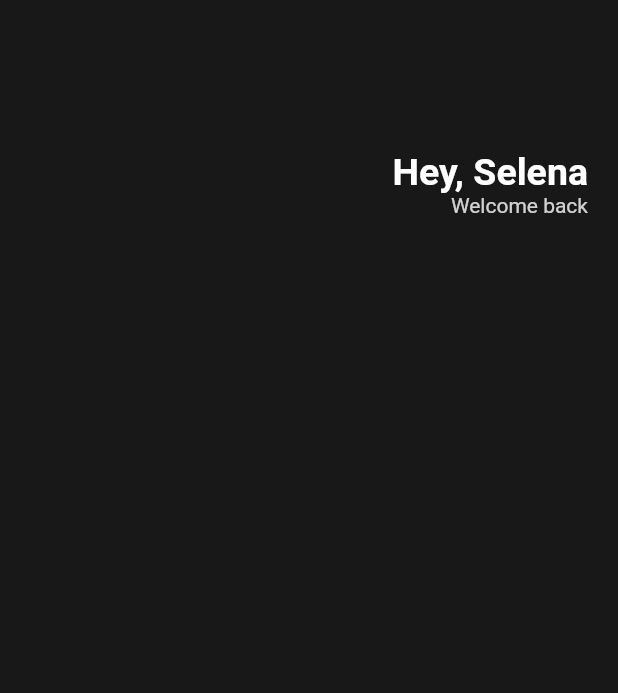
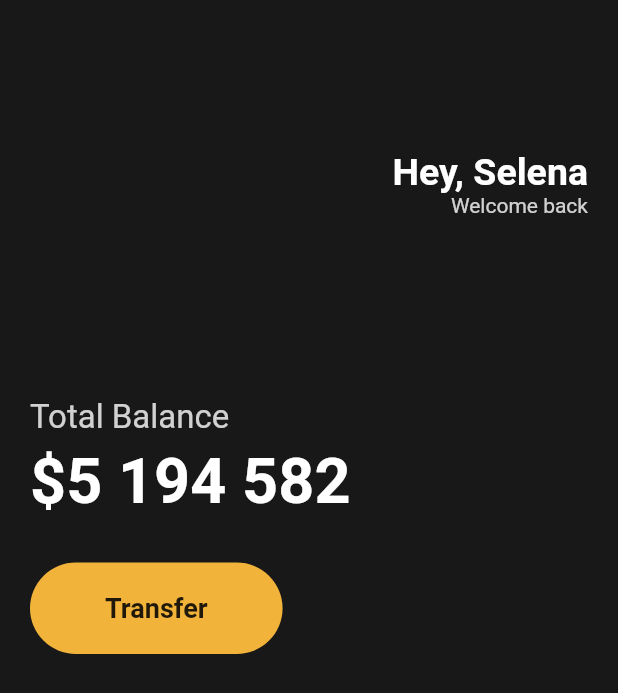
Before and after one commit to lunarmoon7/tooncha, a Flutter app: the screen it shows after launch, on a phone screen of 412 x 824 dp. Shown: the top 693 px of the screen. Run offline on Flutter 3.47's test engine with Material 2 defaults, Android fonts, the phone set to English and light mode, and no system bars.

Commit message:
feat: Button Sections

```diff
--- a/lib/main.dart
+++ b/lib/main.dart
@@ -1,13 +1,15 @@
 import 'package:flutter/material.dart';
 
 void main() {
-  runApp(App());
+  runApp(const App());
 }
 
 // Starting Point of Our App
 // 모든 화면과 버튼 등 모든 것들이 App에서 온다.
 // StatelessWidget은 아주 기초적인 Widget이다. 화면에 무언가를 띄워주는 것 말고는 하는 일이 없다. -> 반드시 build() 메소드를 구현해야 한다.
 class App extends StatelessWidget {
+  const App({super.key});
+
   @override
   Widget build(BuildContext context) {
     // TODO: implement build
@@ -18,6 +20,7 @@
         body: Padding(
             padding: const EdgeInsets.symmetric(horizontal: 20),
             child: Column(
+              crossAxisAlignment: CrossAxisAlignment.start,
               children: [
                 const SizedBox(
                   height: 100,
@@ -40,7 +43,52 @@
                       ],
                     ),
                   ],
-                )
+                ),
+                const SizedBox(
+                  height: 120,
+                ),
+                Text(
+                  'Total Balance',
+                  style: TextStyle(
+                    color: Colors.white.withOpacity(0.8),
+                    fontSize: 22,
+                  ),
+                ),
+                const SizedBox(
+                  height: 5,
+                ),
+                const Text(
+                  '\$5 194 582',
+                  style: TextStyle(
+                    color: Colors.white,
+                    fontSize: 42,
+                    fontWeight: FontWeight.w600,
+                  ),
+                ),
+                const SizedBox(
+                  height: 30,
+                ),
+                Row(
+                  children: [
+                    Container(
+                      decoration: BoxDecoration(
+                        color: const Color(0xFFF2B33A),
+                        borderRadius: BorderRadius.circular(45),
+                      ),
+                      child: const Padding(
+                        padding: EdgeInsets.symmetric(
+                          horizontal: 50,
+                          vertical: 20,
+                        ),
+                        child: Text(
+                          'Transfer',
+                          style: TextStyle(
+                              fontSize: 18, fontWeight: FontWeight.w600),
+                        ),
+                      ),
+                    ),
+                  ],
+                ),
               ],
             )),
       ),
```
